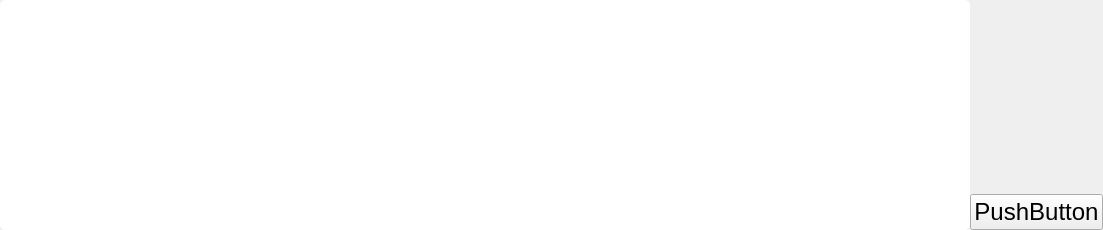
First picture: the form in widgets/editor/Fields/TextField/textfield.ui, repository taliyos/DialogueCreatorForGames, before the edit.
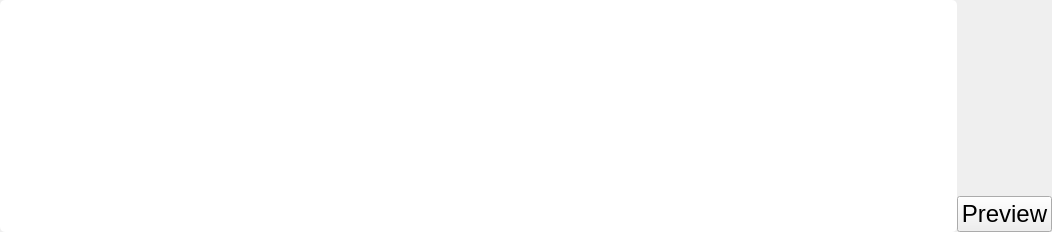
Second picture: the form after the edit.

Commit message: Toolbar Preset variable sizing

What changed in the file:
```diff
--- a/widgets/editor/Fields/TextField/textfield.ui
+++ b/widgets/editor/Fields/TextField/textfield.ui
@@ -6,8 +6,8 @@
    <rect>
     <x>0</x>
     <y>0</y>
-    <width>970</width>
-    <height>230</height>
+    <width>1052</width>
+    <height>232</height>
    </rect>
   </property>
   <property name="maximumSize">
@@ -73,7 +73,7 @@
      <item row="1" column="1">
       <widget class="QPushButton" name="preview">
        <property name="text">
-        <string>PushButton</string>
+        <string>Preview</string>
        </property>
       </widget>
      </item>
@@ -81,14 +81,14 @@
       <widget class="QLineEdit" name="textField">
        <property name="sizePolicy">
         <sizepolicy hsizetype="Preferred" vsizetype="Preferred">
-         <horstretch>0</horstretch>
+         <horstretch>1</horstretch>
          <verstretch>0</verstretch>
         </sizepolicy>
        </property>
        <property name="minimumSize">
         <size>
-         <width>970</width>
-         <height>230</height>
+         <width>194</width>
+         <height>46</height>
         </size>
        </property>
        <property name="baseSize">
```
The commit also changes 2 other files.
